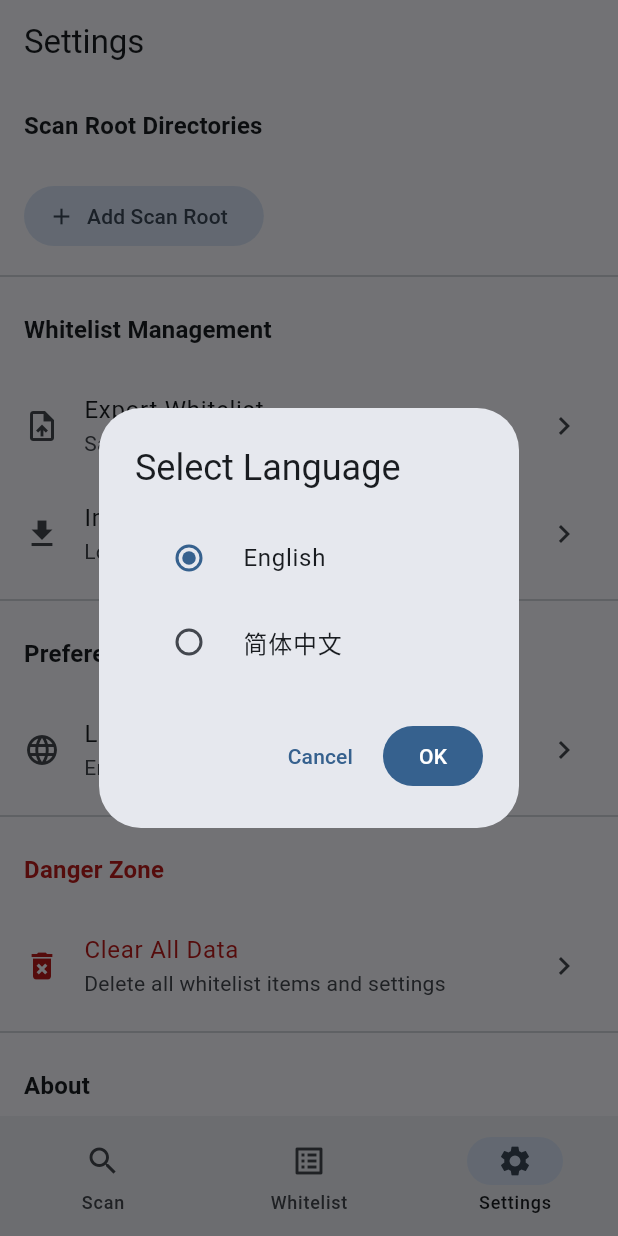
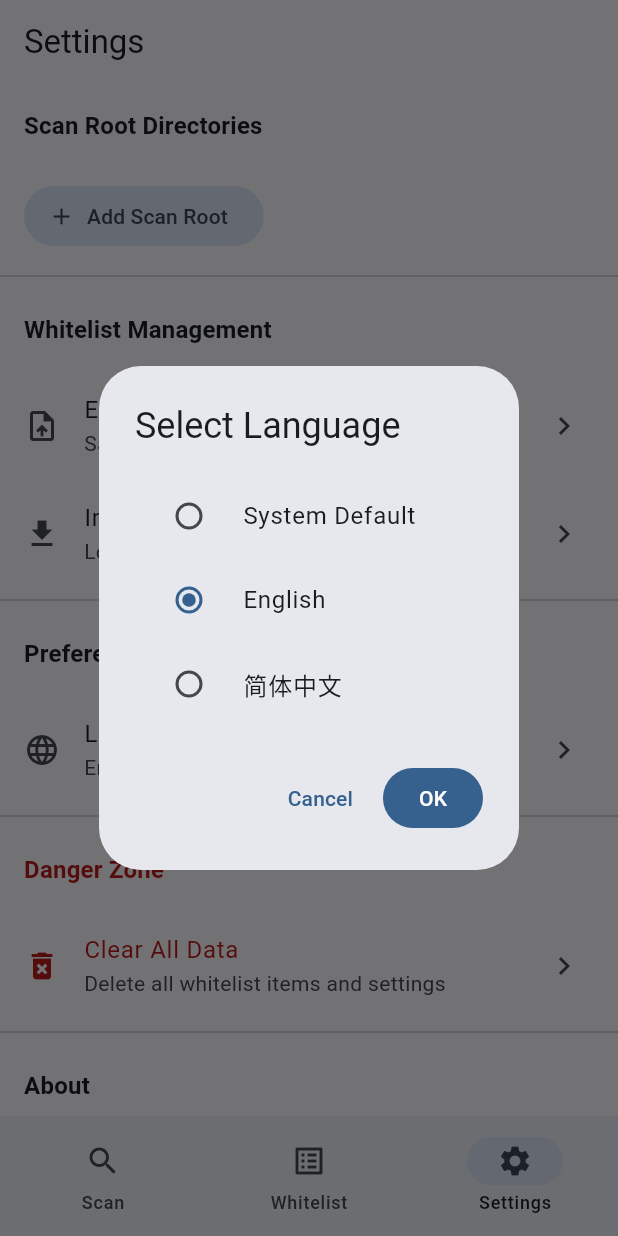
Before and after one commit to fkxxyz/final-cleanner, a Flutter app: the screen it shows after launch, item 3 of the bottom bar chosen, after a tap on "Language", on a phone screen of 412 x 824 dp. Run offline on Flutter 3.47's test engine with Material 3 defaults, Android fonts, the phone set to English and light mode, and no system bars; our stand-ins replace args, drift, file_picker, flutter_riverpod, shared_preferences; accounts and stored records are empty; generated files the repository leaves out were written again.

Commit message:
feat(i18n): implement language switching with persistent storage
- Add locale_provider for managing app language state
- Integrate localization delegates in main.dart
- Add language selection dialog in settings with system default option
- Use shared_preferences to persist language choice
- Support English, Simplified Chinese, and system default

```diff
--- a/lib/main.dart
+++ b/lib/main.dart
@@ -1,18 +1,24 @@
 import 'package:flutter/material.dart';
 import 'package:flutter_riverpod/flutter_riverpod.dart';
+import 'l10n/app_localizations.dart';
+import 'providers/locale_provider.dart';
 import 'ui/pages/app_shell.dart';
 
 void main() {
   runApp(const ProviderScope(child: FinalCleannerApp()));
 }
 
-class FinalCleannerApp extends StatelessWidget {
+class FinalCleannerApp extends ConsumerWidget {
   const FinalCleannerApp({super.key});
 
   @override
-  Widget build(BuildContext context) {
+  Widget build(BuildContext context, WidgetRef ref) {
+    final locale = ref.watch(localeProvider);
     return MaterialApp(
       title: 'Final Cleanner',
+      localizationsDelegates: AppLocalizations.localizationsDelegates,
+      supportedLocales: AppLocalizations.supportedLocales,
+      locale: locale,
       theme: ThemeData(
         colorScheme: ColorScheme.fromSeed(seedColor: Colors.blue),
         useMaterial3: true,
--- /dev/null
+++ b/lib/providers/locale_provider.dart
@@ -0,0 +1,52 @@
+import 'dart:ui';
+import 'package:flutter_riverpod/flutter_riverpod.dart';
+import 'package:shared_preferences/shared_preferences.dart';
+
+const String _localeKey = 'app_locale';
+const List<String> _supportedLanguages = ['en', 'zh'];
+
+class LocaleNotifier extends StateNotifier<Locale?> {
+  LocaleNotifier() : super(null) {
+    _loadLocale();
+  }
+
+  Future<void> _loadLocale() async {
+    final prefs = await SharedPreferences.getInstance();
+    final savedLanguage = prefs.getString(_localeKey);
+
+    if (savedLanguage != null && _supportedLanguages.contains(savedLanguage)) {
+      // Use explicitly saved locale
+      state = Locale(savedLanguage);
+    } else {
+      // Fallback to system locale
+      final systemLocale = PlatformDispatcher.instance.locale;
+      if (_supportedLanguages.contains(systemLocale.languageCode)) {
+        state = Locale(systemLocale.languageCode);
+      } else {
+        // Fallback to English if system locale not supported
+        state = const Locale('en');
+      }
+    }
+  }
+
+  Future<void> setLocale(String languageCode) async {
+    if (!_supportedLanguages.contains(languageCode)) {
+      throw ArgumentError('Unsupported language: $languageCode');
+    }
+
+    final prefs = await SharedPreferences.getInstance();
+    await prefs.setString(_localeKey, languageCode);
+    state = Locale(languageCode);
+  }
+
+  Future<void> clearLocale() async {
+    // Clear saved locale to fallback to system locale
+    final prefs = await SharedPreferences.getInstance();
+    await prefs.remove(_localeKey);
+    await _loadLocale();
+  }
+}
+
+final localeProvider = StateNotifierProvider<LocaleNotifier, Locale?>((ref) {
+  return LocaleNotifier();
+});
--- a/lib/ui/pages/settings_page.dart
+++ b/lib/ui/pages/settings_page.dart
@@ -4,6 +4,7 @@ import 'package:flutter_riverpod/flutter_riverpod.dart';
 
 import '../../data/database.dart';
 import '../../providers/providers.dart';
+import '../../providers/locale_provider.dart';
 
 class SettingsPage extends ConsumerStatefulWidget {
   const SettingsPage({super.key});
@@ -173,7 +174,7 @@ class _SettingsPageState extends ConsumerState<SettingsPage> {
         ListTile(
           leading: const Icon(Icons.language),
           title: const Text('Language'),
-          subtitle: const Text('English'),
+          subtitle: Text(_getLanguageDisplayName(ref)),
           trailing: const Icon(Icons.chevron_right),
           onTap: () => _showLanguageDialog(context),
         ),
@@ -240,27 +241,60 @@ class _SettingsPageState extends ConsumerState<SettingsPage> {
       ],
     );
   }
+  String _getLanguageDisplayName(WidgetRef ref) {
+    final locale = ref.watch(localeProvider);
+    if (locale == null) return 'System Default';
+    switch (locale.languageCode) {
+      case 'en':
+        return 'English';
+      case 'zh':
+        return '简体中文';
+      default:
+        return 'System Default';
+    }
+  }
   void _showLanguageDialog(BuildContext context) {
-    var selectedLanguage = 'en';
+    final currentLocale = ref.read(localeProvider);
+    var selectedLanguage = currentLocale?.languageCode ?? 'system';
     showDialog(
       context: context,
       builder: (context) => StatefulBuilder(
         builder: (context, setDialogState) => AlertDialog(
           title: const Text('Select Language'),
-          content: RadioGroup<String>(
+          content: Column(
+            mainAxisSize: MainAxisSize.min,
+            children: [
+              RadioListTile<String>(
+                title: const Text('System Default'),
+                value: 'system',
                 groupValue: selectedLanguage,
                 onChanged: (value) {
                   if (value != null) {
                     setDialogState(() => selectedLanguage = value);
                   }
                 },
-            child: const Column(
-              mainAxisSize: MainAxisSize.min,
-              children: [
-                RadioListTile<String>(title: Text('English'), value: 'en'),
-                RadioListTile<String>(title: Text('简体中文'), value: 'zh'),
+              ),
+              RadioListTile<String>(
+                title: const Text('English'),
+                value: 'en',
+                groupValue: selectedLanguage,
+                onChanged: (value) {
+                  if (value != null) {
+                    setDialogState(() => selectedLanguage = value);
+                  }
+                },
+              ),
+              RadioListTile<String>(
+                title: const Text('简体中文'),
+                value: 'zh',
+                groupValue: selectedLanguage,
+                onChanged: (value) {
+                  if (value != null) {
+                    setDialogState(() => selectedLanguage = value);
+                  }
+                },
+              ),
             ],
-            ),
           ),
           actions: [
             TextButton(
@@ -268,7 +302,16 @@ class _SettingsPageState extends ConsumerState<SettingsPage> {
               child: const Text('Cancel'),
             ),
             FilledButton(
-              onPressed: () => Navigator.pop(context, selectedLanguage),
+              onPressed: () async {
+                if (selectedLanguage == 'system') {
+                  await ref.read(localeProvider.notifier).clearLocale();
+                } else {
+                  await ref.read(localeProvider.notifier).setLocale(selectedLanguage);
+                }
+                if (context.mounted) {
+                  Navigator.pop(context);
+                }
+              },
               child: const Text('OK'),
             ),
           ],
--- a/pubspec.yaml
+++ b/pubspec.yaml
@@ -30,6 +30,7 @@ dependencies:
 
   # Internationalization
   intl: any
+  shared_preferences: ^2.3.4
 
   # CLI
   args: ^2.6.0
```
Also changed, not shown: pubspec.lock. Lines whose indentation alone changed are shown as unchanged.
